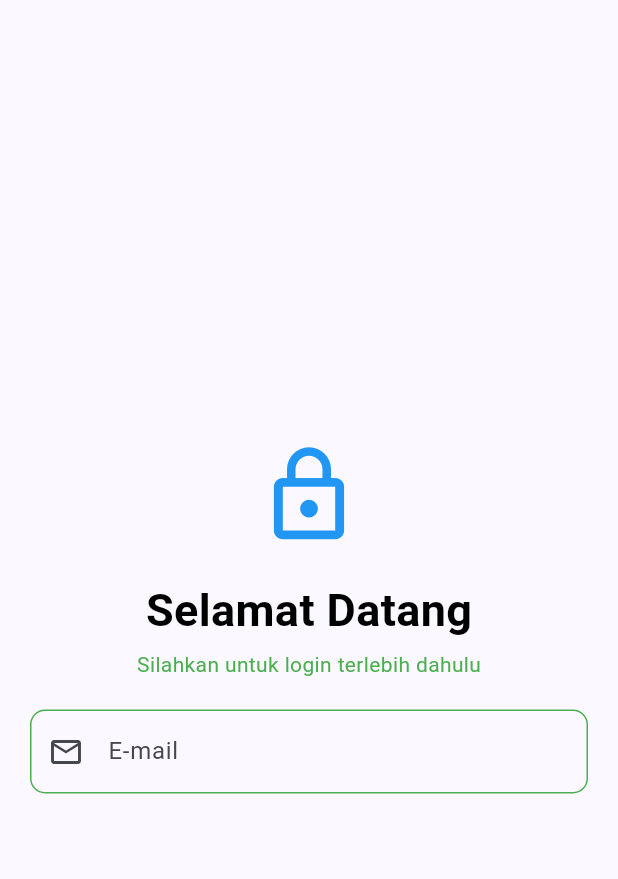
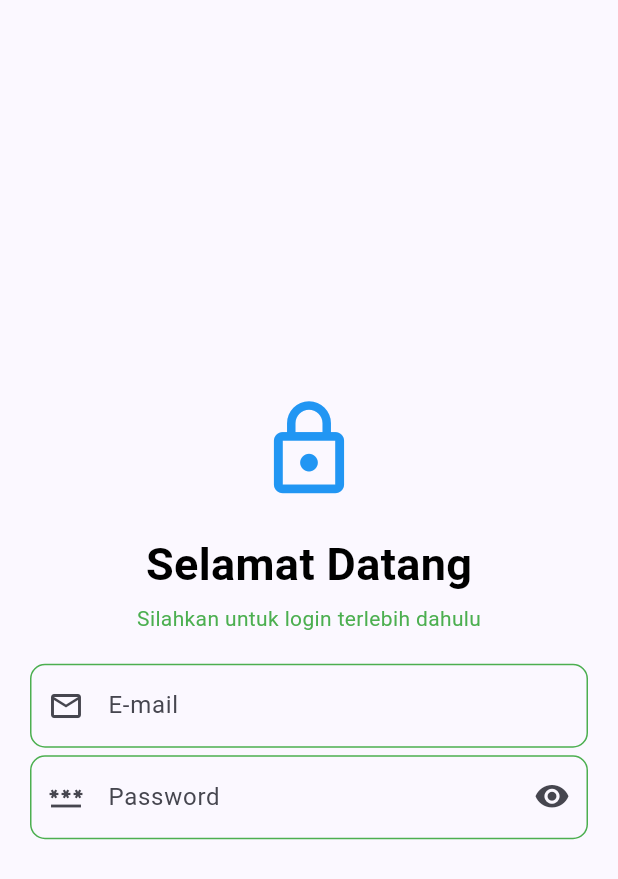
Before and after one commit to harlyimans/KB1179_1125170145_uas, a Flutter app: the Login screen opened directly, on a phone screen of 412 x 824 dp. Shown: the top 879 px of the screen. Run offline on Flutter 3.47's test engine with Material 3 defaults, Android fonts, the phone set to English and light mode, and no system bars.

Commit message:
Create Password Input

```diff
--- a/lib/screen/login.dart
+++ b/lib/screen/login.dart
@@ -48,6 +48,30 @@ class Login extends StatelessWidget {
                 ),
               ),
             ),
+            SizedBox(height: 5),
+            Container(
+              margin: EdgeInsets.only(left: 20, right: 20),
+              child: TextField(
+                obscureText: true,
+                decoration: InputDecoration(
+                  labelText: 'Password',
+                  hintText: "Silahkan Masukkan Alamat Password Anda",
+                  prefixIcon: Icon(Icons.password),
+                  suffixIcon: Icon(Icons.visibility_rounded),
+                  border: OutlineInputBorder(
+                    borderRadius: BorderRadius.circular(10),
+                  ),
+                  enabledBorder: OutlineInputBorder(
+                    borderRadius: BorderRadius.circular(10),
+                    borderSide: BorderSide(color: Colors.green),
+                  ),
+                  focusedBorder: OutlineInputBorder(
+                    borderRadius: BorderRadius.circular(20),
+                    borderSide: BorderSide(color: Colors.blue),
+                  ),
+                ),
+              ),
+            ),
           ],
         ),
       ),
```
